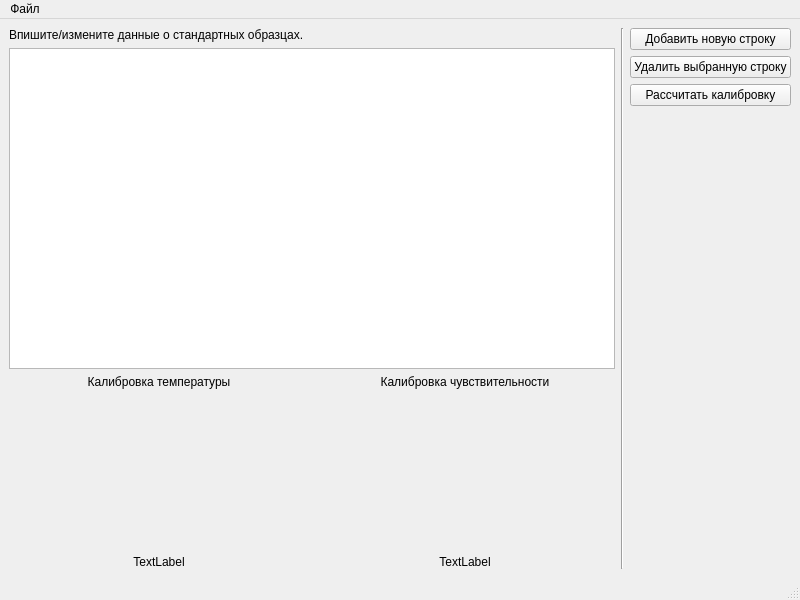
This is caltool.ui in ioyurev/fusion-collection as Qt 5 draws it before an edit. The edited form follows.
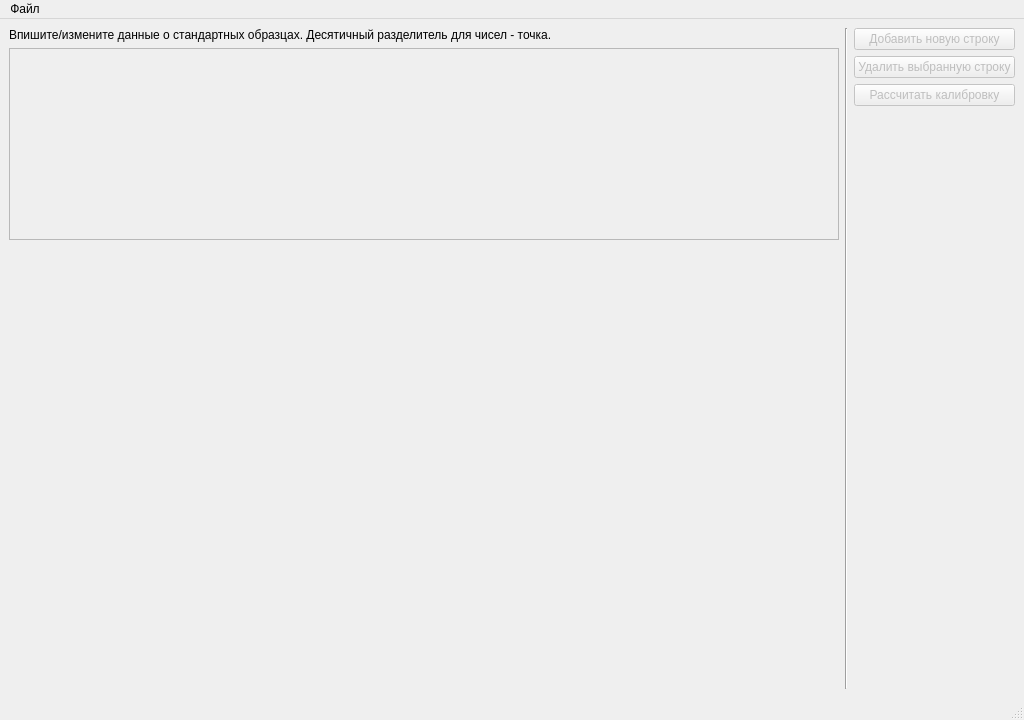
This is the edited form.

Commit message:
Изменение алгоритма калибровки чувствительности.
* Отрисовка графика через pyqtgraph вместо matploltib.
* Столбцы занимают всю ширину таблицы.
* Отключение/включение кнопок в зависимости от состояния.
* Тема оформления Fusion.
* Возможность закрыть файл.

```diff
--- a/caltool.ui
+++ b/caltool.ui
@@ -6,8 +6,8 @@
    <rect>
     <x>0</x>
     <y>0</y>
-    <width>800</width>
-    <height>600</height>
+    <width>1024</width>
+    <height>720</height>
    </rect>
   </property>
   <property name="windowTitle">
@@ -15,10 +15,58 @@
   </property>
   <widget class="QWidget" name="centralwidget">
    <layout class="QGridLayout" name="gridLayout" rowstretch="0,0,0,0,0">
+    <item row="0" column="1" rowspan="5">
+     <layout class="QVBoxLayout" name="verticalLayout" stretch="0,0,1,0">
+      <item>
+       <widget class="QLabel" name="label">
+        <property name="text">
+         <string>Впишите/измените данные о стандартных образцах. Десятичный разделитель для чисел - точка.</string>
+        </property>
+       </widget>
+      </item>
+      <item>
+       <widget class="QTableWidget" name="tableWidget">
+        <property name="enabled">
+         <bool>false</bool>
+        </property>
+       </widget>
+      </item>
+      <item>
+       <layout class="QHBoxLayout" name="plotLayout"/>
+      </item>
+      <item>
+       <layout class="QHBoxLayout" name="horizontalLayout_2">
+        <item>
+         <widget class="QLabel" name="label_cal_temp">
+          <property name="text">
+           <string/>
+          </property>
+          <property name="alignment">
+           <set>Qt::AlignCenter</set>
+          </property>
+         </widget>
+        </item>
+        <item>
+         <widget class="QLabel" name="label_cal_sens">
+          <property name="text">
+           <string/>
+          </property>
+          <property name="alignment">
+           <set>Qt::AlignCenter</set>
+          </property>
+         </widget>
+        </item>
+       </layout>
+      </item>
+     </layout>
+    </item>
     <item row="0" column="3" rowspan="5">
      <layout class="QVBoxLayout" name="verticalLayout_2">
       <item>
        <widget class="QPushButton" name="btn_add_row">
+        <property name="enabled">
+         <bool>false</bool>
+        </property>
         <property name="text">
          <string>Добавить новую строку</string>
         </property>
@@ -26,6 +74,9 @@
       </item>
       <item>
        <widget class="QPushButton" name="btn_del_row">
+        <property name="enabled">
+         <bool>false</bool>
+        </property>
         <property name="text">
          <string>Удалить выбранную строку</string>
         </property>
@@ -33,6 +84,9 @@
       </item>
       <item>
        <widget class="QPushButton" name="btn_do_cal">
+        <property name="enabled">
+         <bool>false</bool>
+        </property>
         <property name="text">
          <string>Рассчитать калибровку</string>
         </property>
@@ -60,71 +114,6 @@
       </property>
      </widget>
     </item>
-    <item row="0" column="1" rowspan="5">
-     <layout class="QVBoxLayout" name="verticalLayout" stretch="0,2,0,1,0">
-      <item>
-       <widget class="QLabel" name="label">
-        <property name="text">
-         <string>Впишите/измените данные о стандартных образцах.</string>
-        </property>
-       </widget>
-      </item>
-      <item>
-       <widget class="QTableWidget" name="tableWidget"/>
-      </item>
-      <item>
-       <layout class="QHBoxLayout" name="horizontalLayout">
-        <item>
-         <widget class="QLabel" name="label_2">
-          <property name="text">
-           <string>Калибровка температуры</string>
-          </property>
-          <property name="alignment">
-           <set>Qt::AlignCenter</set>
-          </property>
-         </widget>
-        </item>
-        <item>
-         <widget class="QLabel" name="label_3">
-          <property name="text">
-           <string>Калибровка чувствительности</string>
-          </property>
-          <property name="alignment">
-           <set>Qt::AlignCenter</set>
-          </property>
-         </widget>
-        </item>
-       </layout>
-      </item>
-      <item>
-       <layout class="QHBoxLayout" name="plotLayout"/>
-      </item>
-      <item>
-       <layout class="QHBoxLayout" name="horizontalLayout_2">
-        <item>
-         <widget class="QLabel" name="label_cal_temp">
-          <property name="text">
-           <string>TextLabel</string>
-          </property>
-          <property name="alignment">
-           <set>Qt::AlignCenter</set>
-          </property>
-         </widget>
-        </item>
-        <item>
-         <widget class="QLabel" name="label_cal_sens">
-          <property name="text">
-           <string>TextLabel</string>
-          </property>
-          <property name="alignment">
-           <set>Qt::AlignCenter</set>
-          </property>
-         </widget>
-        </item>
-       </layout>
-      </item>
-     </layout>
-    </item>
    </layout>
   </widget>
   <widget class="QMenuBar" name="menubar">
@@ -132,7 +121,7 @@
     <rect>
      <x>0</x>
      <y>0</y>
-     <width>800</width>
+     <width>1024</width>
      <height>22</height>
     </rect>
    </property>
```
Left out of the diff: 12 changed lines with no effect on the pictures. The commit also changes 1 other file.
